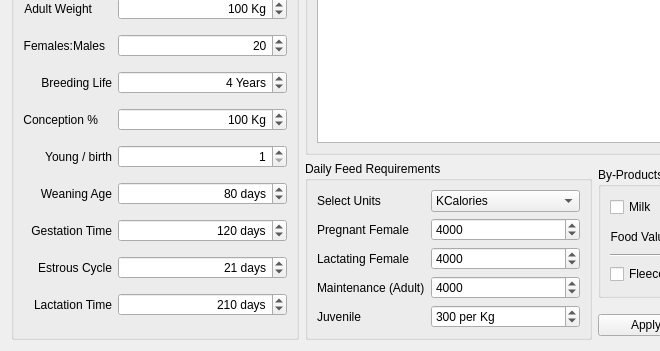
This is src/ui/laanimalmanagerbase.ui in arkygeek/landuseanalyst as Qt 5 draws it before an edit; both pictures show x 0 to 660 and y 399 to 750 of the 806 by 750 pixel window. The edited form follows.
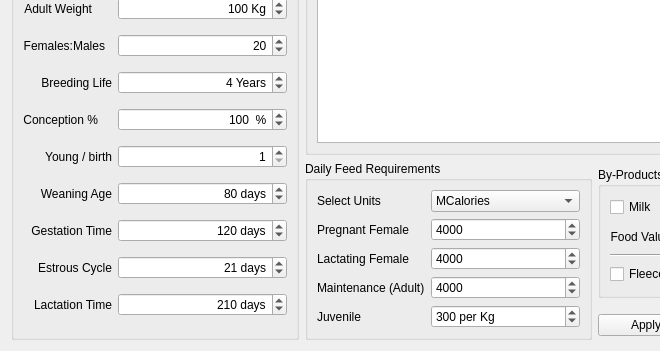
This is the edited form. Icons and pictures are not drawn.

Patch:
```diff
--- a/src/ui/laanimalmanagerbase.ui
+++ b/src/ui/laanimalmanagerbase.ui
@@ -648,7 +648,7 @@
          <set>Qt::AlignRight</set>
         </property>
         <property name="suffix" >
-         <string> Kg</string>
+         <string>  %</string>
         </property>
         <property name="prefix" >
          <string/>
@@ -1121,7 +1121,7 @@
          <widget class="QComboBox" name="cbFeedEnergyType" >
           <item>
            <property name="text" >
-            <string>KCalories</string>
+            <string>MCalories</string>
            </property>
           </item>
           <item>
```
Left out of the diff: 2 changed lines with no effect on the pictures.
